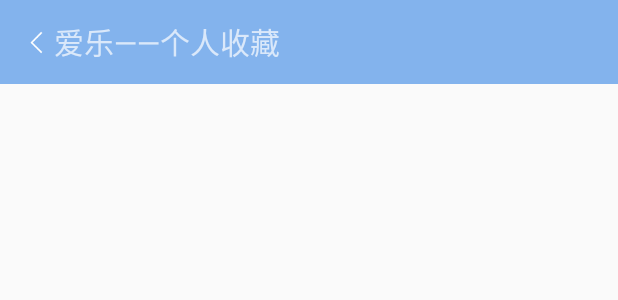
After one commit to AllenChen152/Music-News2, an Android app: the layout activity_favorite.xml on its own in the app's theme, with its tools: preview values and no code run, on a phone screen of 412 x 824 dp. The commit adds this screen. Shown: the top 300 px of the screen. Run offline under Robolectric (Android 15) with nearby library versions, the phone set to English and light mode, and no system bars.

Commit message:
收藏功能

```diff
--- a/app/src/main/AndroidManifest.xml
+++ b/app/src/main/AndroidManifest.xml
@@ -13,6 +13,9 @@
         android:theme="@style/AppTheme">
         <activity
             android:name=".Setting"
+            android:exported="false" />
+        <activity
+            android:name=".favorite"
             android:exported="false" />
         <activity
             android:name=".Follow"
--- /dev/null
+++ b/app/src/main/res/layout/activity_favorite.xml
@@ -0,0 +1,33 @@
+<?xml version="1.0" encoding="utf-8"?>
+<LinearLayout xmlns:android="http://schemas.android.com/apk/res/android"
+    android:orientation="vertical"
+    android:layout_width="match_parent"
+    android:layout_height="match_parent">
+    <androidx.appcompat.widget.Toolbar
+        android:id="@+id/toolbar"
+        android:layout_height="?attr/actionBarSize"
+        android:layout_width="match_parent"
+        android:background="@color/colorqbule"
+        android:theme="@style/ThemeOverlay.AppCompat.Dark.ActionBar"
+        >
+        <ImageView
+            android:id="@+id/imgback"
+            android:onClick="imgback"
+            android:layout_width="20dp"
+            android:layout_height="20dp"
+            android:src="@drawable/back"
+            />
+        <TextView
+            android:layout_width="wrap_content"
+            android:layout_height="wrap_content"
+            android:text="爱乐——个人收藏"
+            android:textSize="20dp"
+            />
+    </androidx.appcompat.widget.Toolbar>
+
+    <ListView
+        android:id="@+id/favorite_newsList"
+        android:layout_width="match_parent"
+        android:layout_height="match_parent">
+    </ListView>
+</LinearLayout>
--- a/app/src/main/res/layout/main.xml
+++ b/app/src/main/res/layout/main.xml
@@ -435,7 +435,7 @@
     </androidx.constraintlayout.widget.ConstraintLayout>
     <com.google.android.material.navigation.NavigationView
         android:id="@+id/nav_design"
-        android:layout_width="0dp"
+        android:layout_width="300dp"
         android:layout_height="match_parent"
         android:layout_gravity="start"
         app:headerLayout="@layout/nav_header"
```
Also changed, not shown: app/src/main/java/com/example/music_news1/Fragement/HomeFragment.java (+29 -2 lines), app/src/main/java/com/example/music_news1/NewsDetailActivity.java (+62 -4 lines), app/src/main/java/com/example/music_news1/favorite.java (added, +51 -0 lines), app/src/main/res/layout/activity_setting.xml (+8 -4 lines), app/src/main/assets/UserStore.db, app/src/main/res/drawable-nodpi/ic_star_border_favourite_no.png (added), app/src/main/res/drawable-nodpi/ic_star_border_favourite_yes.png (added), app/src/main/res/drawable-nodpi/toutu1.jpg (renamed from app/src/main/res/drawable/toutu1.jpg), app/src/main/res/drawable-nodpi/toutu2.jpg (renamed from app/src/main/res/drawable/toutu2.jpg), app/src/main/res/drawable-nodpi/toutu3.png (renamed from app/src/main/res/drawable/toutu3.png), app/src/main/res/drawable-nodpi/toutu4.jpg (renamed from app/src/main/res/drawable/toutu4.jpg), app/src/main/res/drawable-nodpi/toutu5.jpg (renamed from app/src/main/res/drawable/toutu5.jpg).
